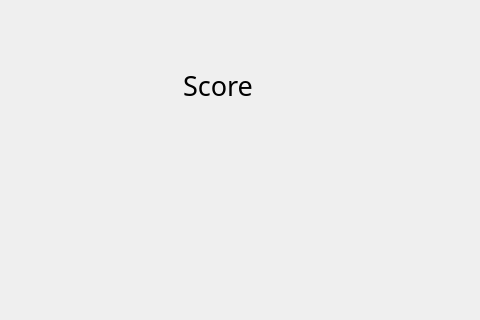
YXHXianYu/2022-BJTU-DataStructure-FinalProject, file code/window/rankwindow.ui: the form before one commit; both pictures show x 151 to 631 and y 0 to 320 of the 800 by 600 pixel window.
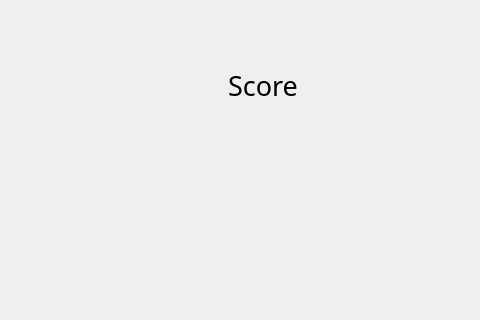
The form after the commit. Icons and pictures are not drawn.

The edit to the form file:
```diff
--- a/code/window/rankwindow.ui
+++ b/code/window/rankwindow.ui
@@ -46,7 +46,7 @@
      <rect>
       <x>80</x>
       <y>70</y>
-      <width>501</width>
+      <width>591</width>
       <height>381</height>
      </rect>
     </property>
```
